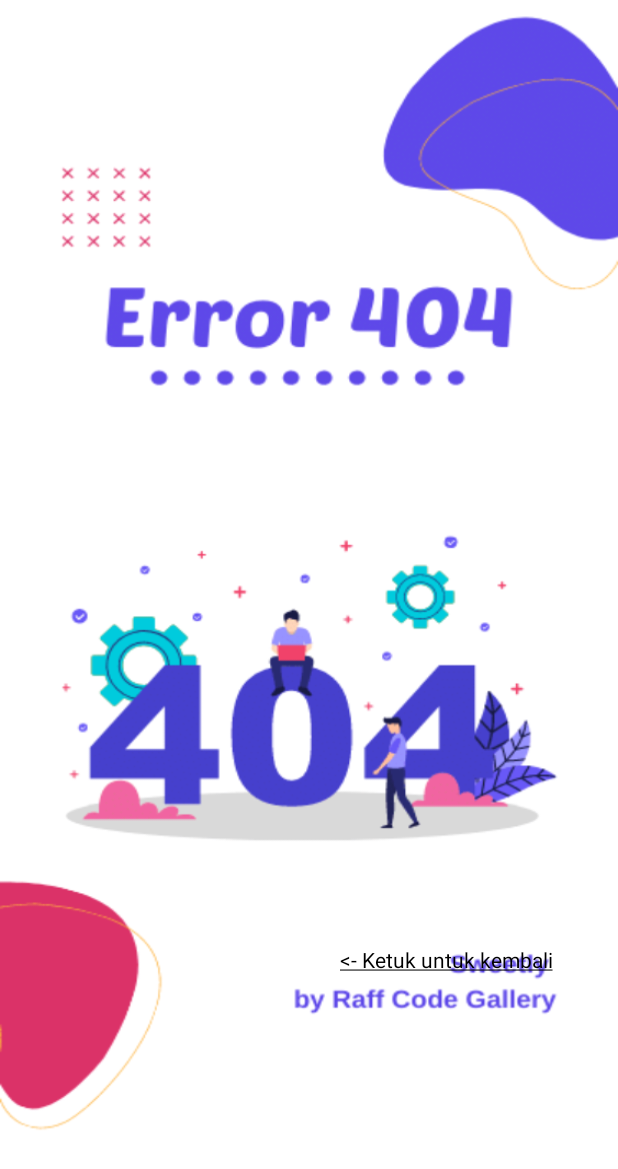
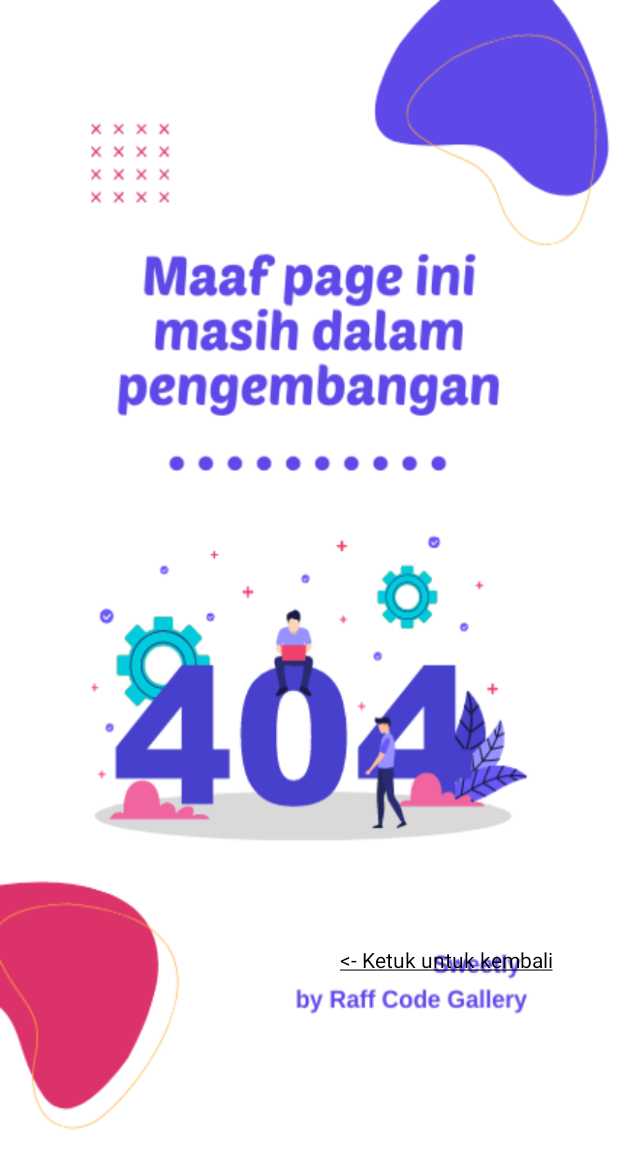
Before and after one commit to rafka-imandaputra/Sweetly-MoodBoosterGenerator, an Android app: the MusicZoneTemporary screen opened directly, with no data from a screen before it, on a phone screen of 412 x 824 dp. Shown: the top 1169 px of the screen. Run offline under Robolectric (Android 15) with nearby library versions, the phone set to English and light mode, and no system bars.

Commit message:
fixing design and add music zone

```diff
--- a/app/build.gradle
+++ b/app/build.gradle
@@ -45,6 +45,7 @@ dependencies {
     implementation 'androidx.constraintlayout:constraintlayout:2.1.4'
     implementation 'com.google.firebase:firebase-auth-ktx:21.0.8'
     implementation 'androidx.lifecycle:lifecycle-extensions:2.2.0'
+    implementation 'com.karumi:dexter:6.2.1'
     implementation platform('com.google.firebase:firebase-bom:30.4.1')
     testImplementation 'junit:junit:4.13.2'
     androidTestImplementation 'androidx.test.ext:junit:1.1.3'
--- a/app/src/main/java/com/raffcodegallery/sweetly/MainActivity.kt
+++ b/app/src/main/java/com/raffcodegallery/sweetly/MainActivity.kt
@@ -44,7 +44,7 @@ class MainActivity : AppCompatActivity() {
 
         var musicZone: ImageView = findViewById(R.id.musicZone)
         musicZone.setOnClickListener {
-            startActivity(Intent(this, MusicZone::class.java))
+            startActivity(Intent(this, MusicZoneTemporary::class.java))
         }
 
         var about: TextView = findViewById(R.id.about)
--- a/app/src/main/java/com/raffcodegallery/sweetly/MusicZone.kt
+++ b/app/src/main/java/com/raffcodegallery/sweetly/MusicZoneTemporary.kt
@@ -3,12 +3,12 @@ package com.raffcodegallery.sweetly
 import android.content.Intent
 import androidx.appcompat.app.AppCompatActivity
 import android.os.Bundle
-import kotlinx.android.synthetic.main.activity_music_zone.*
+import kotlinx.android.synthetic.main.activity_music_zone_temporary.*
 
-class MusicZone : AppCompatActivity() {
+class MusicZoneTemporary : AppCompatActivity() {
     override fun onCreate(savedInstanceState: Bundle?) {
         super.onCreate(savedInstanceState)
-        setContentView(R.layout.activity_music_zone)
+        setContentView(R.layout.activity_music_zone_temporary)
 
         kembali.setOnClickListener {
             startActivity(
--- a/app/src/main/res/layout/activity_music_zone.xml
+++ b/app/src/main/res/layout/activity_music_zone.xml
@@ -1,30 +1,15 @@
 <?xml version="1.0" encoding="utf-8"?>
-<androidx.constraintlayout.widget.ConstraintLayout xmlns:android="http://schemas.android.com/apk/res/android"
+<RelativeLayout xmlns:android="http://schemas.android.com/apk/res/android"
     xmlns:app="http://schemas.android.com/apk/res-auto"
     xmlns:tools="http://schemas.android.com/tools"
     android:layout_width="match_parent"
     android:layout_height="match_parent"
-    android:background="@drawable/_04_page"
+    android:padding="20dp"
     tools:context=".MusicZone">
 
-    <RelativeLayout
+    <ListView
+        android:id="@+id/listView"
         android:layout_width="match_parent"
-        android:layout_height="match_parent"
-        android:layout_marginTop="630dp">
+        android:layout_height="match_parent" />
 
-        <TextView
-            android:id="@+id/kembali"
-            android:layout_width="wrap_content"
-            android:layout_height="wrap_content"
-            android:layout_alignParentEnd="true"
-            android:layout_marginEnd="43dp"
-            android:clickable="true"
-            android:text="@string/my_text3"
-            android:textColor="@color/black"
-            app:layout_constraintBottom_toBottomOf="parent"
-            app:layout_constraintEnd_toEndOf="parent"
-            app:layout_constraintHorizontal_bias="0.302"
-            app:layout_constraintStart_toStartOf="parent" />
-    </RelativeLayout>
-
-</androidx.constraintlayout.widget.ConstraintLayout>
+</RelativeLayout>
--- /dev/null
+++ b/app/src/main/res/layout/activity_music_zone_temporary.xml
@@ -0,0 +1,30 @@
+<?xml version="1.0" encoding="utf-8"?>
+<androidx.constraintlayout.widget.ConstraintLayout xmlns:android="http://schemas.android.com/apk/res/android"
+    xmlns:app="http://schemas.android.com/apk/res-auto"
+    xmlns:tools="http://schemas.android.com/tools"
+    android:layout_width="match_parent"
+    android:layout_height="match_parent"
+    android:background="@drawable/music_interim"
+    tools:context=".MusicZoneTemporary">
+
+    <RelativeLayout
+        android:layout_width="match_parent"
+        android:layout_height="match_parent"
+        android:layout_marginTop="630dp">
+
+        <TextView
+            android:id="@+id/kembali"
+            android:layout_width="wrap_content"
+            android:layout_height="wrap_content"
+            android:layout_alignParentEnd="true"
+            android:layout_marginEnd="43dp"
+            android:clickable="true"
+            android:text="@string/my_text3"
+            android:textColor="@color/black"
+            app:layout_constraintBottom_toBottomOf="parent"
+            app:layout_constraintEnd_toEndOf="parent"
+            app:layout_constraintHorizontal_bias="0.302"
+            app:layout_constraintStart_toStartOf="parent" />
+    </RelativeLayout>
+
+</androidx.constraintlayout.widget.ConstraintLayout>
```
Also changed, not shown: app/src/main/AndroidManifest.xml (+10 -1 lines), app/src/main/java/com/raffcodegallery/sweetly/MusicZone.java (added, +115 -0 lines), app/src/main/java/com/raffcodegallery/sweetly/MusicZonePlayer.java (added, +14 -0 lines), app/src/main/res/drawable/allmusic.xml (added, +10 -0 lines), app/src/main/res/drawable/currentmusic.xml (added, +10 -0 lines), app/src/main/res/drawable/next.xml (added, +10 -0 lines), app/src/main/res/drawable/pause.xml (added, +10 -0 lines), app/src/main/res/drawable/play.xml (added, +10 -0 lines), app/src/main/res/drawable/playlists.xml (added, +10 -0 lines), app/src/main/res/drawable/previous.xml (added, +10 -0 lines), app/src/main/res/layout/activity_music_zone_player.xml (added, +74 -0 lines), app/src/main/res/drawable/headphones.png (added), app/src/main/res/drawable/music_interim.png (added).
